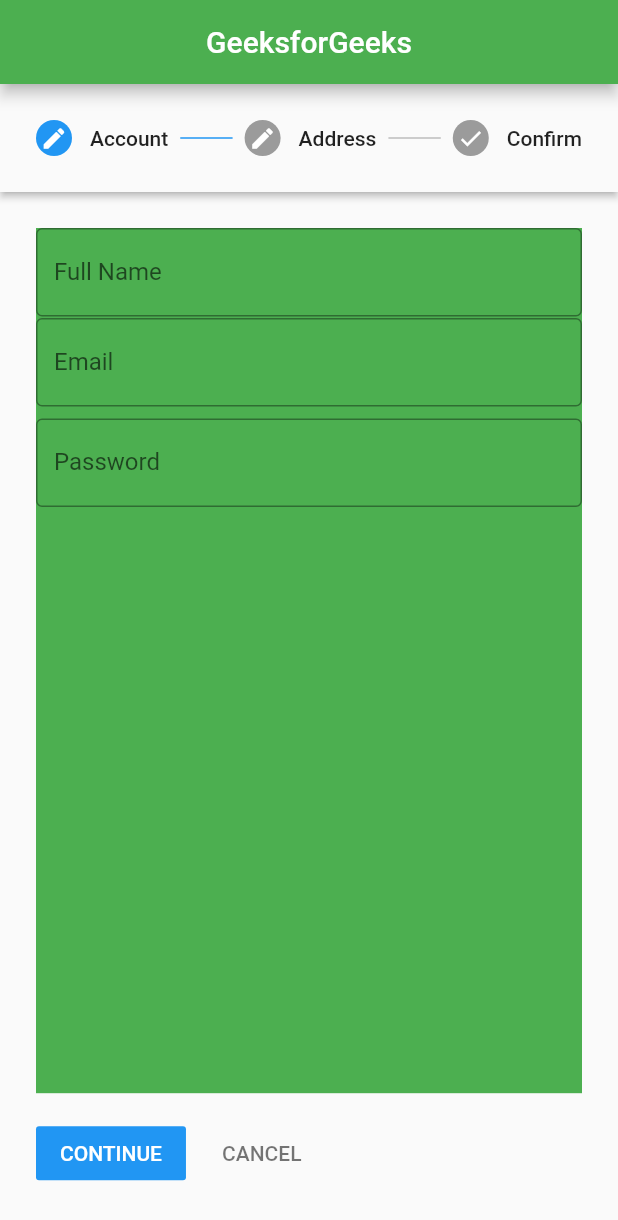
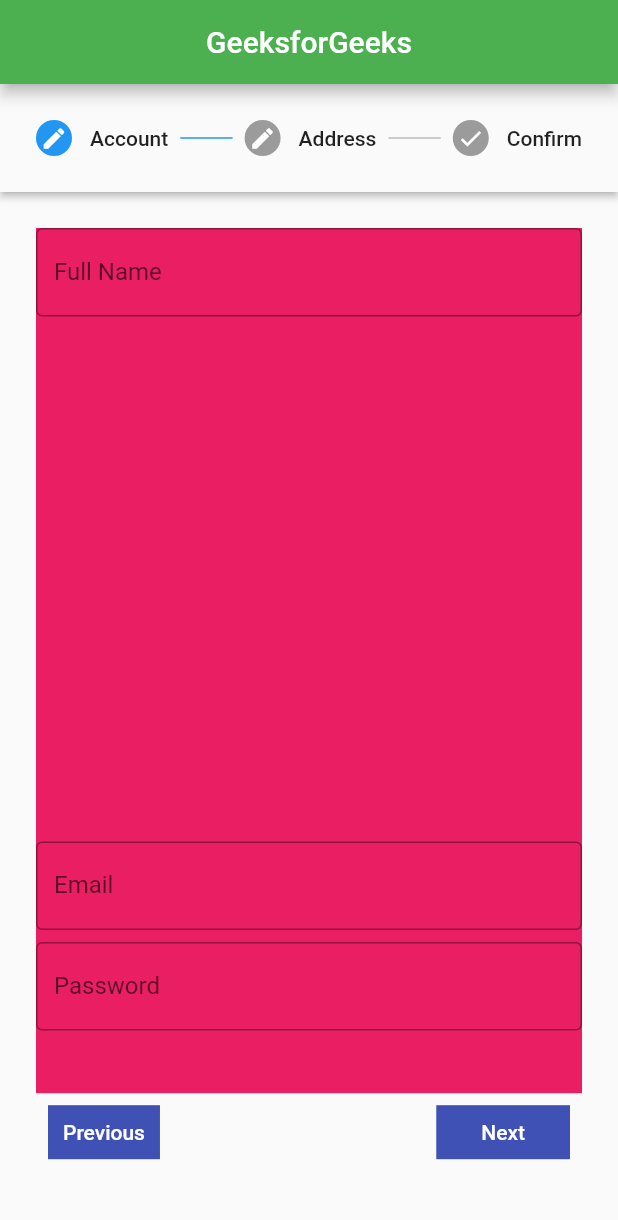
Before and after one commit to hemant00007/ShimmerEffect, a Flutter app: the screen it shows after launch, on a phone screen of 412 x 824 dp. Shown: the top 1220 px of the screen. Run offline on Flutter 3.47's test engine with Material 2 defaults, Android fonts, the phone set to English and light mode, and no system bars; our stand-ins replace shimmer.

Commit message:
This is stepper with custom button

```diff
--- a/lib/main.dart
+++ b/lib/main.dart
@@ -54,7 +54,7 @@ class _MyHomePageState extends State<MyHomePage> {
       content: Container(
         width: MediaQuery.of(context).size.width,
         height: MediaQuery.of(context).size.height*.7,
-        color: Colors.green,
+        color: Colors.pink,
         child: Column(
           children: [
             TextField(
@@ -65,7 +65,7 @@ class _MyHomePageState extends State<MyHomePage> {
               ),
             ),
             const SizedBox(
-              height: 1,
+              height: 350,
             ),
             TextField(
               controller: email,
@@ -97,7 +97,7 @@ class _MyHomePageState extends State<MyHomePage> {
         title: const Text('Address'),
         content: Container(
           width: MediaQuery.of(context).size.width,
-          height: MediaQuery.of(context).size.height,
+          height: MediaQuery.of(context).size.height*.7,
           color: Colors.pink,
           child: Column(
             children: [
@@ -133,7 +133,7 @@ class _MyHomePageState extends State<MyHomePage> {
         title: const Text('Confirm'),
         content: Container(
             width: MediaQuery.of(context).size.width,
-            height: MediaQuery.of(context).size.height,
+            height: MediaQuery.of(context).size.height*.7,
             color: Colors.yellowAccent,
             child: Column(
               crossAxisAlignment: CrossAxisAlignment.stretch,
@@ -158,9 +158,12 @@ class _MyHomePageState extends State<MyHomePage> {
       ),
       // Here we have initialized the stepper widget
       body: Stepper(
+
         type: StepperType.horizontal,
         currentStep: _activeCurrentStep,
         steps: stepList(),
+
+
 
         // onStepContinue takes us to the next step
         onStepContinue: () {
@@ -170,6 +173,45 @@ class _MyHomePageState extends State<MyHomePage> {
             });
           }
         },
+
+    controlsBuilder: (BuildContext context, ControlsDetails details) {
+      return Row(
+        mainAxisAlignment: MainAxisAlignment.spaceBetween,
+        children: <Widget>[
+
+          TextButton(
+            onPressed: details.onStepCancel,
+            child: Container(
+                padding: EdgeInsets.fromLTRB(10, 10, 10, 10),
+                color: Colors.indigo,
+
+                child: const Text('Previous',
+                  style: TextStyle(
+                      color: Colors.white
+                  ),)
+
+            ),
+          ),
+          Visibility(
+            visible: true,
+            child: TextButton(
+
+              onPressed: details.onStepContinue,
+              child: Container(
+                  padding: EdgeInsets.fromLTRB(30, 10, 30, 10),
+                color: Colors.indigo,
+
+                  child: const Text('Next',
+                  style: TextStyle(
+                    color: Colors.white
+                  ),)
+
+              ),
+            ),
+          ),
+        ],
+      );
+    },
 
         // onStepCancel takes us to the previous step
         onStepCancel: () {
@@ -193,5 +235,5 @@ class _MyHomePageState extends State<MyHomePage> {
     );
   }
 }
-check stepper button next and previous
-https://stackoverflow.com/questions/66228627/how-can-i-change-the-labels-of-the-continue-cancel-buttons-in-flutter-stepper
+// check stepper button next and previous
+// https://stackoverflow.com/questions/66228627/how-can-i-change-the-labels-of-the-continue-cancel-buttons-in-flutter-stepper
```
